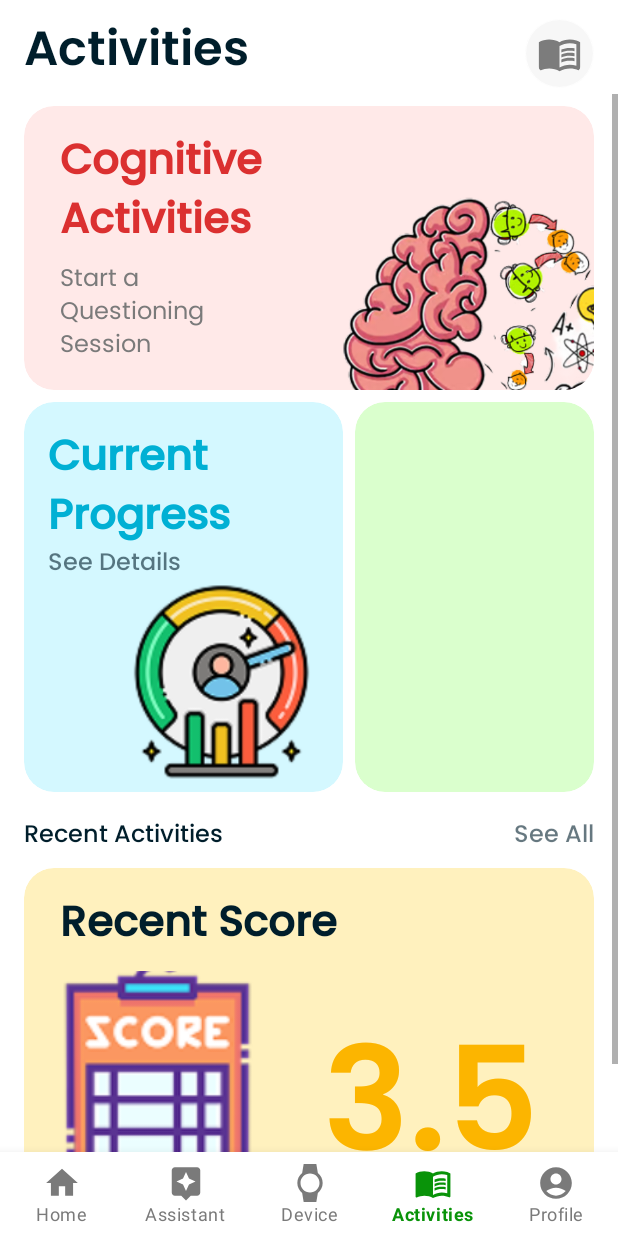
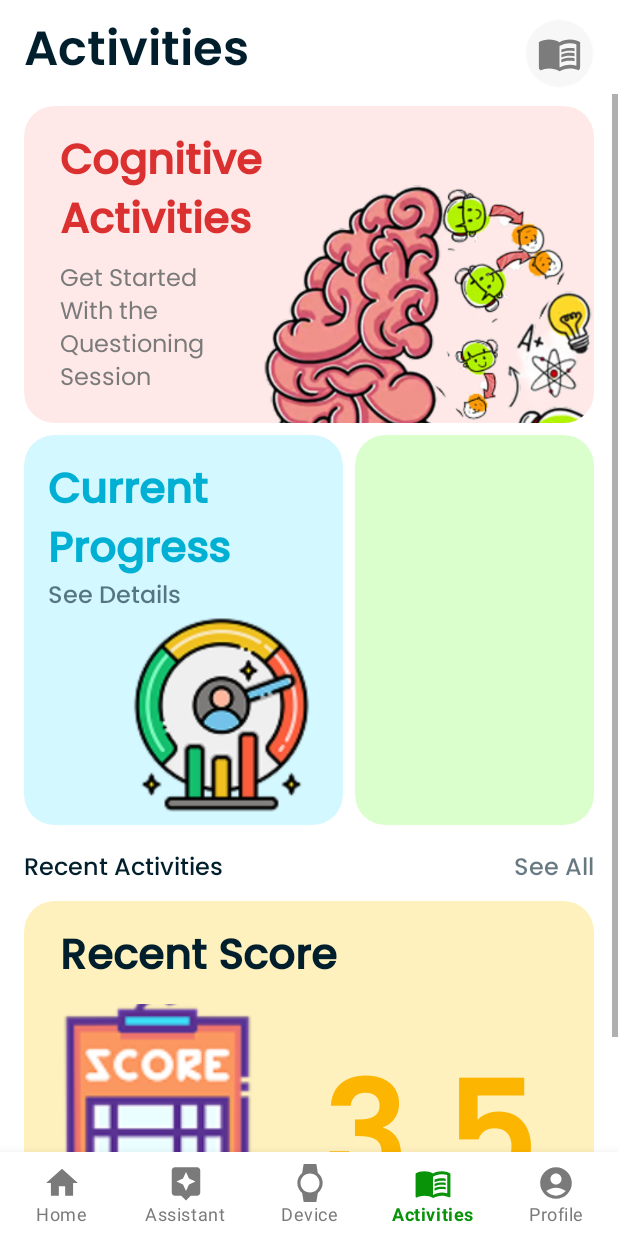
Before and after one commit to Dementia-Guard/dg-Mobile-prod, an Android app: the screen it shows after launch (Home), item 4 of the bottom bar chosen, on a phone screen of 412 x 824 dp. Run offline under Robolectric (Android 15) with nearby library versions, the light colour scheme and no system bars.

Commit message:
fix:actUIMinorChange

```diff
--- a/app/src/main/res/layout/fragment_activities.xml
+++ b/app/src/main/res/layout/fragment_activities.xml
@@ -99,15 +99,13 @@
                             android:id="@+id/imageView8"
                             android:layout_width="wrap_content"
                             android:layout_height="0dp"
-                            android:layout_marginTop="44dp"
-                            android:layout_marginEnd="-24dp"
+                            android:layout_marginTop="32dp"
                             android:layout_marginBottom="-16dp"
-                            android:scaleType="fitEnd"
+                            android:scaleType="fitCenter"
                             android:src="@drawable/cga_home_banner"
                             app:layout_constraintBottom_toBottomOf="parent"
                             app:layout_constraintEnd_toEndOf="parent"
-                            app:layout_constraintHorizontal_bias="1.0"
-                            app:layout_constraintStart_toStartOf="parent"
+                            app:layout_constraintStart_toEndOf="@+id/ca_nav_title"
                             app:layout_constraintTop_toTopOf="parent"
                             app:layout_constraintVertical_bias="1.0"
                             app:srcCompat="@drawable/cga_home_banner" />
@@ -136,7 +134,7 @@
                             android:layout_marginTop="8dp"
                             android:layout_marginBottom="16dp"
                             android:fontFamily="@font/poppins"
-                            android:text="Start a Questioning Session "
+                            android:text="Get Started With the Questioning Session "
                             android:textAlignment="textStart"
                             android:textColor="@color/cardBorderText"
                             android:textSize="16sp"
```
Also changed, not shown: app/src/main/res/drawable/assisstant_vector.jpg (added).
